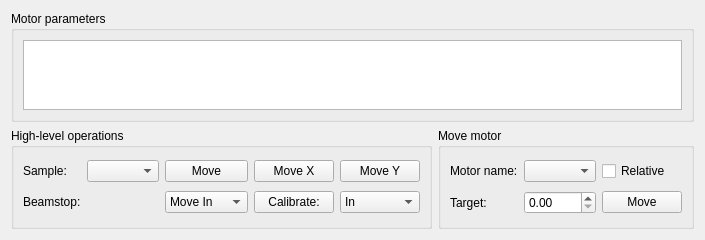
Qt form cct/qtgui/devices/motor/motorview/motorview.ui (awacha/cct) before a commit.
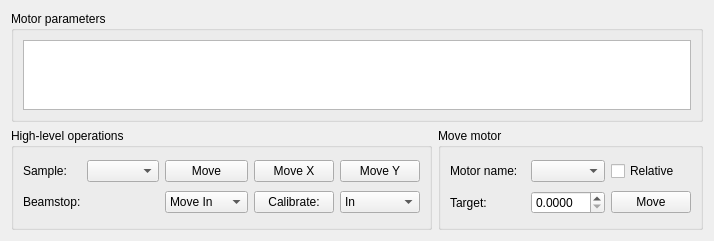
The same form after that commit. Icons and pictures are not drawn.

Commit message: Motor window works.

```diff
--- a/cct/qtgui/devices/motor/motorview/motorview.ui
+++ b/cct/qtgui/devices/motor/motorview/motorview.ui
@@ -6,8 +6,8 @@
    <rect>
     <x>0</x>
     <y>0</y>
-    <width>553</width>
-    <height>240</height>
+    <width>714</width>
+    <height>241</height>
    </rect>
   </property>
   <property name="windowTitle">
@@ -164,7 +164,11 @@
          <widget class="QComboBox" name="motorNameComboBox"/>
         </item>
         <item row="1" column="1">
-         <widget class="QDoubleSpinBox" name="motorTargetDoubleSpinBox"/>
+         <widget class="QDoubleSpinBox" name="motorTargetDoubleSpinBox">
+          <property name="decimals">
+           <number>4</number>
+          </property>
+         </widget>
         </item>
         <item row="0" column="2">
          <widget class="QCheckBox" name="relativeMovementCheckBox">
```
Left out of the diff: 10 changed lines with no effect on the pictures. The commit also changes 2 other files.
